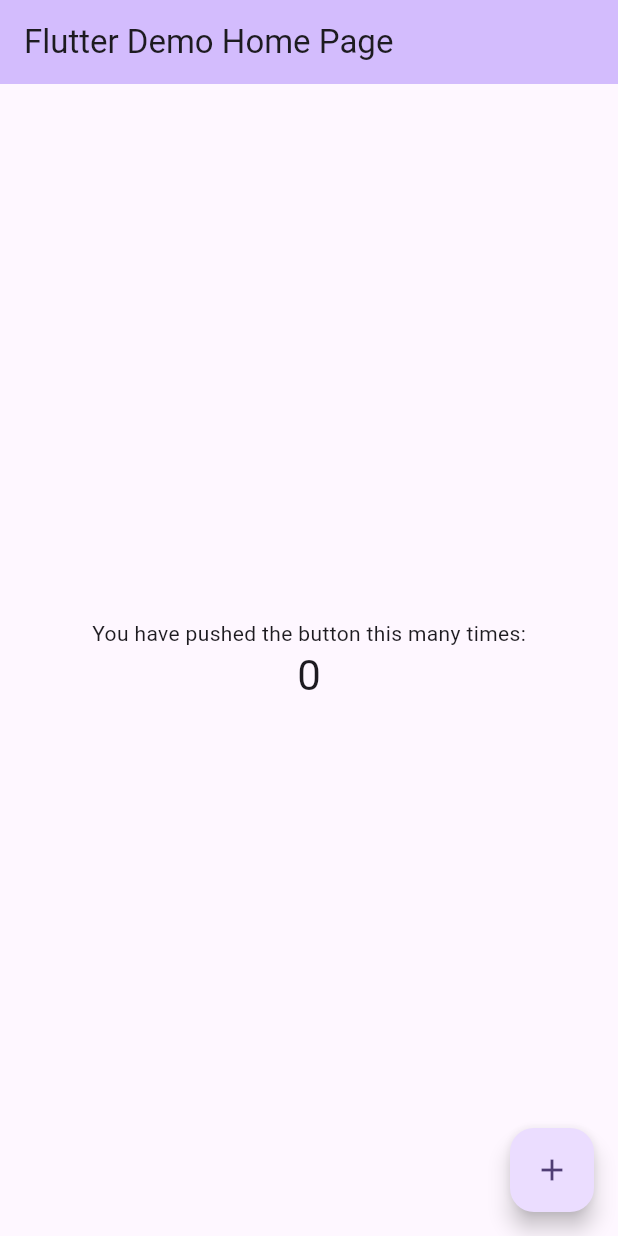
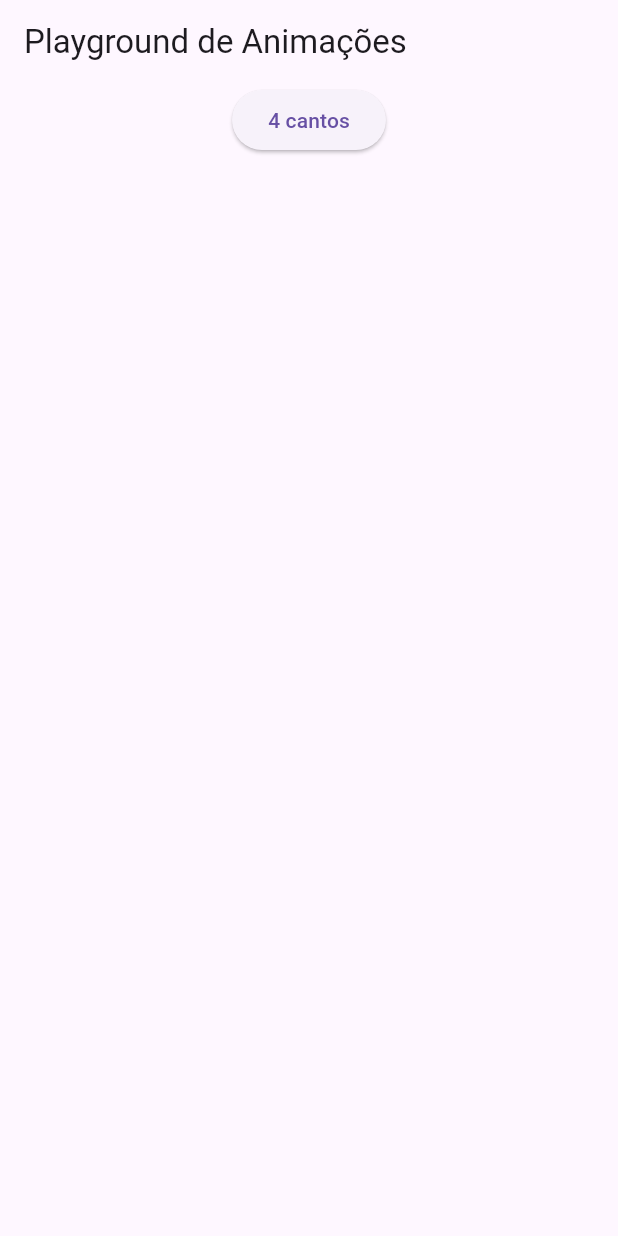
Before and after one commit to itajacybsd/animacao5, a Flutter app: the screen it shows after launch, on a phone screen of 412 x 824 dp. Run offline on Flutter 3.47's test engine with Material 3 defaults, Android fonts, the phone set to English and light mode, and no system bars.

Commit message:
primeira tentativa ahhh danado!

```diff
--- a/lib/main.dart
+++ b/lib/main.dart
@@ -1,122 +1,6 @@
+import 'package:animacao5/my_app_play.dart' show MyAppPlay;
 import 'package:flutter/material.dart';
 
 void main() {
-  runApp(const MyApp());
+  runApp(const MyAppPlay());
 }
-
-class MyApp extends StatelessWidget {
-  const MyApp({super.key});
-
-  // This widget is the root of your application.
-  @override
-  Widget build(BuildContext context) {
-    return MaterialApp(
-      title: 'Flutter Demo',
-      theme: ThemeData(
-        // This is the theme of your application.
-        //
-        // TRY THIS: Try running your application with "flutter run". You'll see
-        // the application has a purple toolbar. Then, without quitting the app,
-        // try changing the seedColor in the colorScheme below to Colors.green
-        // and then invoke "hot reload" (save your changes or press the "hot
-        // reload" button in a Flutter-supported IDE, or press "r" if you used
-        // the command line to start the app).
-        //
-        // Notice that the counter didn't reset back to zero; the application
-        // state is not lost during the reload. To reset the state, use hot
-        // restart instead.
-        //
-        // This works for code too, not just values: Most code changes can be
-        // tested with just a hot reload.
-        colorScheme: ColorScheme.fromSeed(seedColor: Colors.deepPurple),
-      ),
-      home: const MyHomePage(title: 'Flutter Demo Home Page'),
-    );
-  }
-}
-
-class MyHomePage extends StatefulWidget {
-  const MyHomePage({super.key, required this.title});
-
-  // This widget is the home page of your application. It is stateful, meaning
-  // that it has a State object (defined below) that contains fields that affect
-  // how it looks.
-
-  // This class is the configuration for the state. It holds the values (in this
-  // case the title) provided by the parent (in this case the App widget) and
-  // used by the build method of the State. Fields in a Widget subclass are
-  // always marked "final".
-
-  final String title;
-
-  @override
-  State<MyHomePage> createState() => _MyHomePageState();
-}
-
-class _MyHomePageState extends State<MyHomePage> {
-  int _counter = 0;
-
-  void _incrementCounter() {
-    setState(() {
-      // This call to setState tells the Flutter framework that something has
-      // changed in this State, which causes it to rerun the build method below
-      // so that the display can reflect the updated values. If we changed
-      // _counter without calling setState(), then the build method would not be
-      // called again, and so nothing would appear to happen.
-      _counter++;
-    });
-  }
-
-  @override
-  Widget build(BuildContext context) {
-    // This method is rerun every time setState is called, for instance as done
-    // by the _incrementCounter method above.
-    //
-    // The Flutter framework has been optimized to make rerunning build methods
-    // fast, so that you can just rebuild anything that needs updating rather
-    // than having to individually change instances of widgets.
-    return Scaffold(
-      appBar: AppBar(
-        // TRY THIS: Try changing the color here to a specific color (to
-        // Colors.amber, perhaps?) and trigger a hot reload to see the AppBar
-        // change color while the other colors stay the same.
-        backgroundColor: Theme.of(context).colorScheme.inversePrimary,
-        // Here we take the value from the MyHomePage object that was created by
-        // the App.build method, and use it to set our appbar title.
-        title: Text(widget.title),
-      ),
-      body: Center(
-        // Center is a layout widget. It takes a single child and positions it
-        // in the middle of the parent.
-        child: Column(
-          // Column is also a layout widget. It takes a list of children and
-          // arranges them vertically. By default, it sizes itself to fit its
-          // children horizontally, and tries to be as tall as its parent.
-          //
-          // Column has various properties to control how it sizes itself and
-          // how it positions its children. Here we use mainAxisAlignment to
-          // center the children vertically; the main axis here is the vertical
-          // axis because Columns are vertical (the cross axis would be
-          // horizontal).
-          //
-          // TRY THIS: Invoke "debug painting" (choose the "Toggle Debug Paint"
-          // action in the IDE, or press "p" in the console), to see the
-          // wireframe for each widget.
-          mainAxisAlignment: MainAxisAlignment.center,
-          children: <Widget>[
-            const Text('You have pushed the button this many times:'),
-            Text(
-              '$_counter',
-              style: Theme.of(context).textTheme.headlineMedium,
-            ),
-          ],
-        ),
-      ),
-      floatingActionButton: FloatingActionButton(
-        onPressed: _incrementCounter,
-        tooltip: 'Increment',
-        child: const Icon(Icons.add),
-      ), // This trailing comma makes auto-formatting nicer for build methods.
-    );
-  }
-}
--- /dev/null
+++ b/lib/my_app_play.dart
@@ -0,0 +1,15 @@
+import 'package:animacao5/four_corners.dart';
+import 'package:animacao5/playground.dart';
+import 'package:flutter/material.dart';
+
+class MyAppPlay extends StatelessWidget {
+  const MyAppPlay({super.key});
+
+  @override
+  Widget build(BuildContext context) {
+    return MaterialApp(
+      routes: {'/fourCorners': (_) => FourCorners()},
+      home: Playground(),
+    );
+  }
+}
--- /dev/null
+++ b/lib/playground.dart
@@ -0,0 +1,28 @@
+import 'package:flutter/material.dart';
+
+class Playground extends StatefulWidget {
+  const Playground({super.key});
+
+  @override
+  State<Playground> createState() => _PlaygroundState();
+}
+
+class _PlaygroundState extends State<Playground> {
+  @override
+  Widget build(BuildContext context) {
+    return Scaffold(
+      appBar: AppBar(title: const Text('Playground de Animações')),
+      body: Row(
+        mainAxisAlignment: MainAxisAlignment.center,
+        children: [
+          ElevatedButton(
+            onPressed: () {
+              Navigator.of(context).pushNamed('/fourCorners');
+            },
+            child: Text('4 cantos'),
+          ),
+        ],
+      ),
+    );
+  }
+}
```
Also changed, not shown: lib/four_corners.dart (added, +111 -0 lines), 1 other file.
